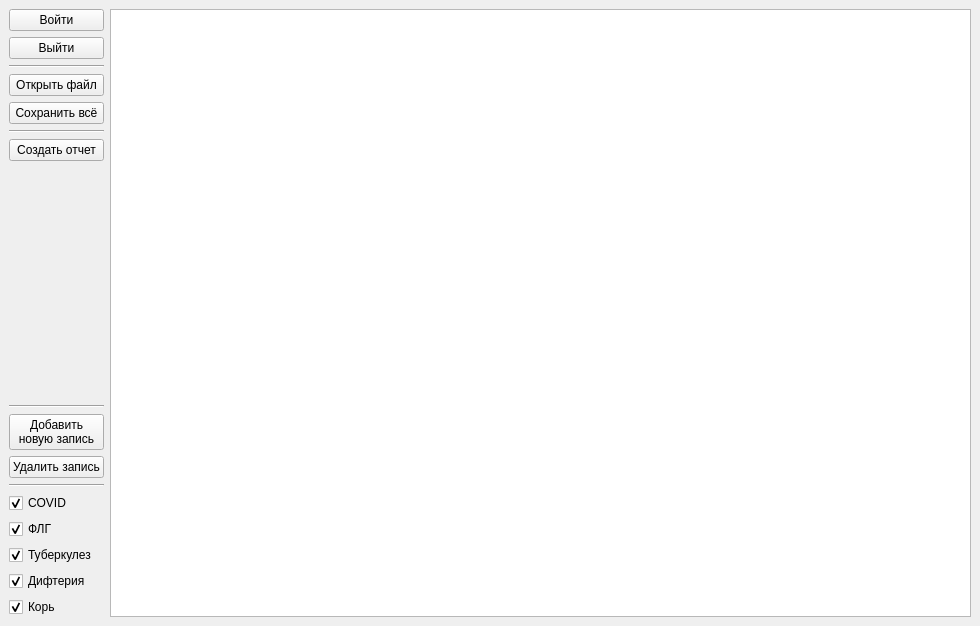
Old version of the form mainwindow.ui in the repository takikokos/trspo-med.
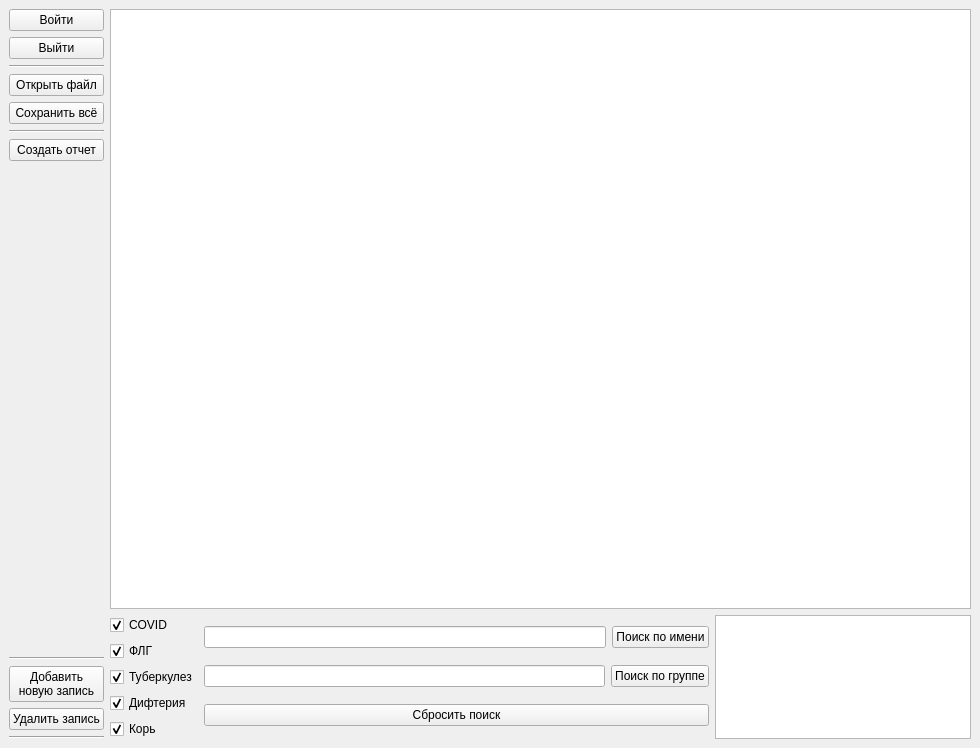
New version of the form.

Commit message: added search by value

The edit to the form file:
```diff
--- a/mainwindow.ui
+++ b/mainwindow.ui
@@ -7,7 +7,7 @@
     <x>0</x>
     <y>0</y>
     <width>980</width>
-    <height>626</height>
+    <height>638</height>
    </rect>
   </property>
   <property name="windowTitle">
@@ -150,6 +150,39 @@
         </property>
        </widget>
       </item>
+     </layout>
+    </item>
+    <item>
+     <layout class="QVBoxLayout" name="tableLayout">
+      <item>
+       <widget class="QTableView" name="tableView">
+        <property name="sizePolicy">
+         <sizepolicy hsizetype="Expanding" vsizetype="Expanding">
+          <horstretch>0</horstretch>
+          <verstretch>0</verstretch>
+         </sizepolicy>
+        </property>
+        <property name="minimumSize">
+         <size>
+          <width>800</width>
+          <height>600</height>
+         </size>
+        </property>
+        <property name="sortingEnabled">
+         <bool>true</bool>
+        </property>
+        <attribute name="horizontalHeaderCascadingSectionResizes">
+         <bool>false</bool>
+        </attribute>
+        <attribute name="horizontalHeaderStretchLastSection">
+         <bool>false</bool>
+        </attribute>
+       </widget>
+      </item>
+      <item>
+       <layout class="QHBoxLayout" name="filterTabLayout">
+        <item>
+         <layout class="QVBoxLayout" name="filterColumnLayout">
       <item>
        <widget class="QCheckBox" name="covidCheckBox">
         <property name="text">
@@ -203,31 +236,64 @@
      </layout>
     </item>
     <item>
-     <layout class="QVBoxLayout" name="verticalLayout_2">
+         <layout class="QVBoxLayout" name="searchLayout">
       <item>
-       <widget class="QTableView" name="tableView">
+           <layout class="QHBoxLayout" name="searchByNameLayout">
+            <item>
+             <widget class="QLineEdit" name="searchByNameEdit"/>
+            </item>
+            <item>
+             <widget class="QPushButton" name="searchByNameButton">
+              <property name="text">
+               <string>Поиск по имени</string>
+              </property>
+             </widget>
+            </item>
+           </layout>
+          </item>
+          <item>
+           <layout class="QHBoxLayout" name="searchByGroupLayout">
+            <item>
+             <widget class="QLineEdit" name="searchByGroupEdit"/>
+            </item>
+            <item>
+             <widget class="QPushButton" name="searchByGroupButton">
+              <property name="text">
+               <string>Поиск по группе</string>
+              </property>
+             </widget>
+            </item>
+           </layout>
+          </item>
+          <item>
+           <widget class="QPushButton" name="resetSearchButton">
+            <property name="text">
+             <string>Сбросить поиск</string>
+            </property>
+           </widget>
+          </item>
+         </layout>
+        </item>
+        <item>
+         <widget class="QListView" name="appliedFiltersView">
         <property name="sizePolicy">
-         <sizepolicy hsizetype="Expanding" vsizetype="Expanding">
+           <sizepolicy hsizetype="Fixed" vsizetype="Fixed">
           <horstretch>0</horstretch>
           <verstretch>0</verstretch>
          </sizepolicy>
         </property>
         <property name="minimumSize">
          <size>
-          <width>800</width>
-          <height>600</height>
-         </size>
-        </property>
-        <property name="sortingEnabled">
-         <bool>true</bool>
-        </property>
-        <attribute name="horizontalHeaderCascadingSectionResizes">
-         <bool>false</bool>
-        </attribute>
-        <attribute name="horizontalHeaderStretchLastSection">
-         <bool>false</bool>
-        </attribute>
-       </widget>
+            <width>250</width>
+            <height>100</height>
+           </size>
+          </property>
+          <property name="editTriggers">
+           <set>QAbstractItemView::NoEditTriggers</set>
+          </property>
+         </widget>
+        </item>
+       </layout>
       </item>
      </layout>
     </item>
```
Left out of the diff: 4 changed lines with no effect on the pictures. Lines whose indentation alone changed are shown as unchanged. The commit also changes 2 other files.
